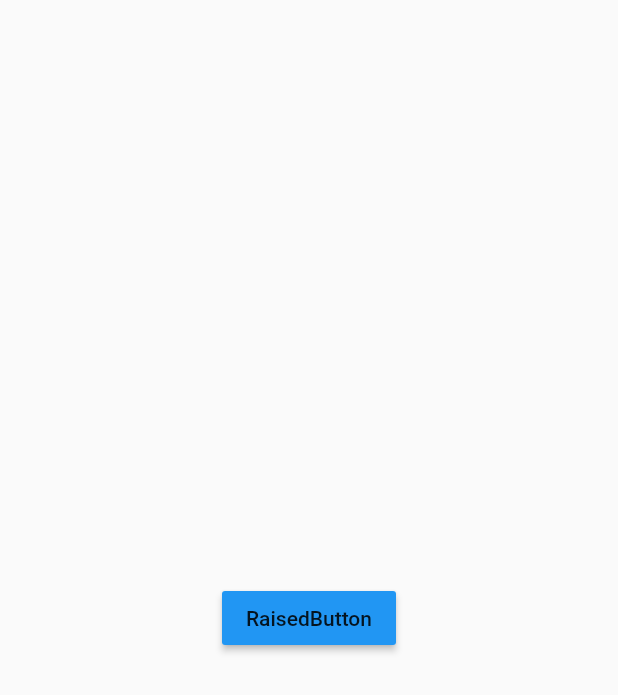
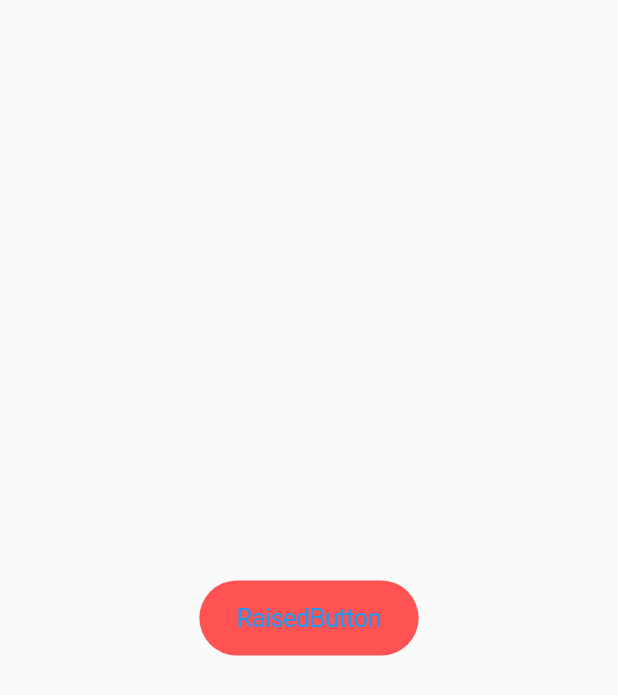
Before and after one commit to AntVill77/pruebaflutter, a Flutter app: the screen it shows after launch, on a phone screen of 412 x 824 dp. Shown: the top 695 px of the screen. Run offline on Flutter 3.47's test engine with Material 2 defaults, Android fonts, the phone set to English and light mode, and no system bars.

Commit message:
boton cupertino con estados

```diff
--- a/flutter_pueba1/lib/pages/home_page.dart
+++ b/flutter_pueba1/lib/pages/home_page.dart
@@ -1,4 +1,5 @@
 import 'package:flutter/material.dart';
+import 'package:flutter/cupertino.dart';
 
 class HomePage extends StatelessWidget {
   void onPressed() {
@@ -9,9 +10,12 @@ class HomePage extends StatelessWidget {
   Widget build(BuildContext context) {
     return Scaffold(
       body: Center(
-          child: RaisedButton(
+          child: CupertinoButton(
         onPressed: this.onPressed,
-        color: Colors.blue,
+        color: Colors.redAccent,
+        borderRadius: BorderRadius.circular(30),
+        padding: EdgeInsets.symmetric(horizontal: 25),
+        minSize: 50,
         child: Text("RaisedButton"),
       )),
     );
```
